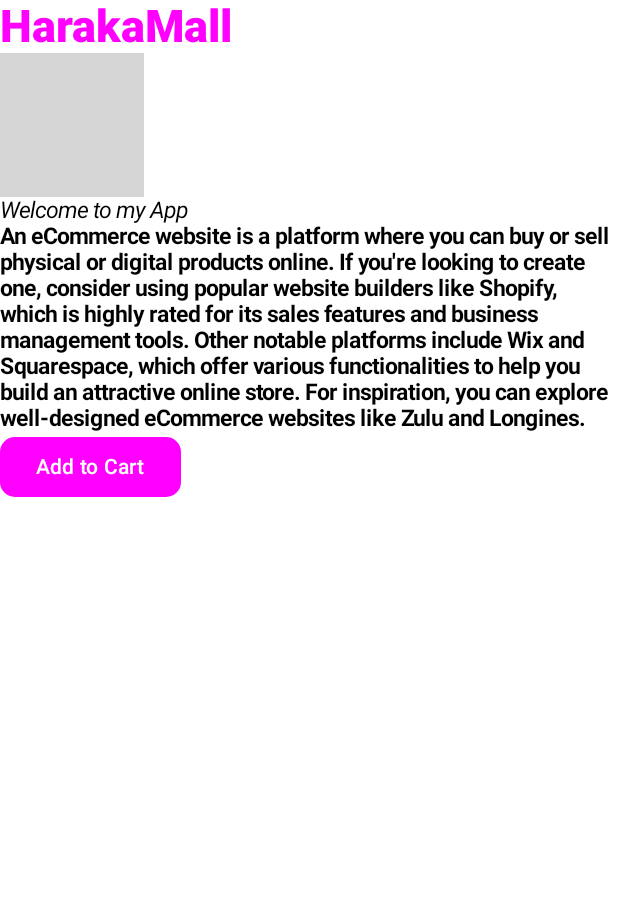
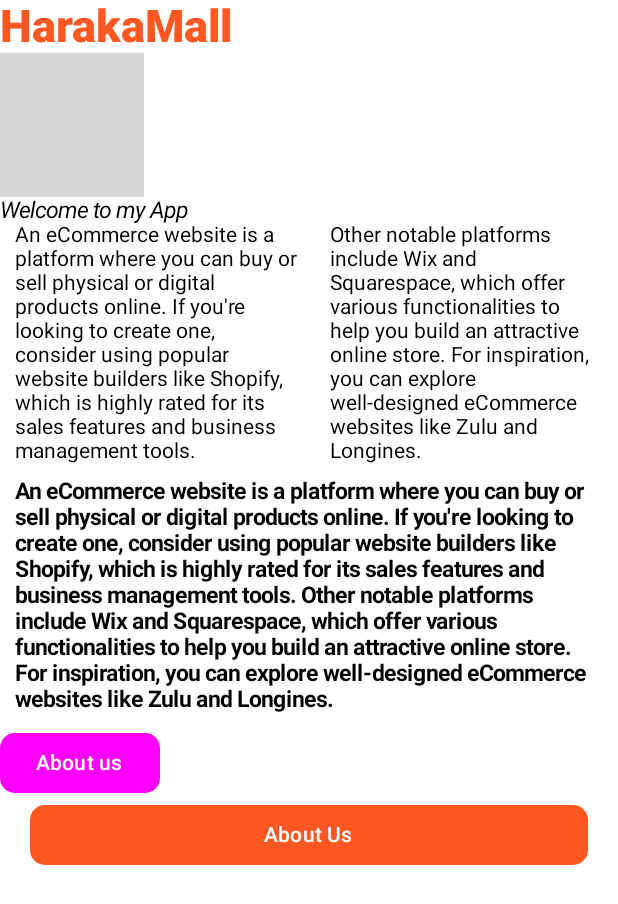
Before and after one commit to frozen2938/Next-of-keen, an Android app built with Jetpack Compose: the @Preview function HomeScreenPreview, on a phone screen of 412 x 824 dp. Shown: the top 904 px of the screen. Run offline under Robolectric (Android 15) with nearby library versions, the phone set to English and light mode, and no system bars; grey boxes are pictures that could not be loaded.

Commit message:
sec commit

```diff
--- a/app/src/main/java/com/geoffrey/harakamall/navigation/AppNavHost.kt
+++ b/app/src/main/java/com/geoffrey/harakamall/navigation/AppNavHost.kt
@@ -8,6 +8,7 @@
 import androidx.navigation.compose.rememberNavController
 import com.geoffrey.harakamall.ui.screens.about.AboutScreen
 import com.geoffrey.harakamall.ui.screens.home.HomeScreen
+import com.geoffrey.harakamall.ui.screens.intent.IntentScreen
 import com.geoffrey.harakamall.ui.screens.item.ItemScreen
 import com.geoffrey.harakamall.ui.screens.start.StartScreen
 
@@ -32,8 +33,8 @@
         composable(ROUT_ITEM) {
             ItemScreen(navController)
         }
-        composable(ROUT_START) {
-            StartScreen(navController)
+        composable(ROUT_INTENT) {
+            IntentScreen(navController)
         }
 
     }
--- a/app/src/main/java/com/geoffrey/harakamall/navigation/Routes.kt
+++ b/app/src/main/java/com/geoffrey/harakamall/navigation/Routes.kt
@@ -4,3 +4,4 @@
 const val ROUT_ABOUT = "about"
 const val ROUT_ITEM = "item"
 const val ROUT_START = "start"
+const val ROUT_INTENT = "intent"
--- a/app/src/main/java/com/geoffrey/harakamall/ui/screens/home/HomeScreen.kt
+++ b/app/src/main/java/com/geoffrey/harakamall/ui/screens/home/HomeScreen.kt
@@ -2,7 +2,12 @@
 
 import androidx.compose.foundation.Image
 import androidx.compose.foundation.layout.Column
+import androidx.compose.foundation.layout.Row
+import androidx.compose.foundation.layout.Spacer
 import androidx.compose.foundation.layout.fillMaxSize
+import androidx.compose.foundation.layout.fillMaxWidth
+import androidx.compose.foundation.layout.padding
+import androidx.compose.foundation.layout.width
 import androidx.compose.foundation.shape.RoundedCornerShape
 import androidx.compose.material3.Button
 import androidx.compose.material3.ButtonColors
@@ -20,6 +25,9 @@
 import androidx.navigation.NavController
 import androidx.navigation.compose.rememberNavController
 import com.geoffrey.harakamall.R
+import com.geoffrey.harakamall.navigation.ROUT_ABOUT
+import com.geoffrey.harakamall.navigation.ROUT_ITEM
+import com.geoffrey.harakamall.ui.theme.neworange
 
 @Composable
 fun HomeScreen(navController: NavController){
@@ -31,7 +39,7 @@
         Text(
             text = "HarakaMall",
             fontSize = 30.sp,
-            color = Color.Magenta,
+            color = neworange,
             fontWeight = FontWeight.ExtraBold
         )
 
@@ -40,6 +48,8 @@
             contentDescription = "home"
         )
 
+        Spacer(modifier = Modifier.width(20.dp))
+
         Text(
             text = "Welcome to my App",
             fontSize = 15.sp,
@@ -47,19 +57,60 @@
 
         )
 
+        Spacer(modifier = Modifier.width(20.dp))
+
+        Row {
+            Column (
+                modifier = Modifier.width(200.dp).padding(start = 10.dp)
+            ){
+                Text(
+                    text = "An eCommerce website is a platform where you can buy or sell physical or digital products online. If you're looking to create one, consider using popular website builders like Shopify, which is highly rated for its sales features and business management tools."
+                )
+            }
+
+            Spacer(modifier = Modifier.width(20.dp))
+
+            Column (
+                modifier = Modifier.width(200.dp).padding(end = 10.dp)
+            ){
+                Text(
+                    text = "Other notable platforms include Wix and Squarespace, which offer various functionalities to help you build an attractive online store. For inspiration, you can explore well-designed eCommerce websites like Zulu and Longines."
+                )
+            }
+        }
+
+        Spacer(modifier = Modifier.width(25.dp))
+
         Text(
+            modifier = Modifier.padding(start = 10.dp, end = 10.dp, top = 10.dp),
             text =
                     "An eCommerce website is a platform where you can buy or sell physical or digital products online. If you're looking to create one, consider using popular website builders like Shopify, which is highly rated for its sales features and business management tools. Other notable platforms include Wix and Squarespace, which offer various functionalities to help you build an attractive online store. For inspiration, you can explore well-designed eCommerce websites like Zulu and Longines.",
             fontSize = 15.sp,
             fontWeight = FontWeight.Bold
         )
         Button(
-            onClick = {},
+            onClick = {
+                navController.navigate(ROUT_ABOUT)
+            },
             colors = ButtonDefaults.buttonColors(Color.Magenta),
-            shape = RoundedCornerShape(10.dp)
+            shape = RoundedCornerShape(10.dp),
+            modifier = Modifier.padding(top = 10.dp)
         ) {
             Text(
-                text = "Add to Cart",
+                text = "About us",
+            )
+        }
+        Button(
+            onClick = {
+                navController.navigate(ROUT_ITEM)
+            },
+            colors = ButtonDefaults.buttonColors(neworange),
+            shape = RoundedCornerShape(10.dp),
+            modifier = Modifier.fillMaxWidth().padding(start = 20.dp, end = 20.dp)
+
+        ) {
+            Text(
+                text = " About Us ",
             )
         }
 
```
Also changed, not shown: app/src/main/java/com/geoffrey/harakamall/ui/screens/intent/IntentScreen.kt (added, +235 -0 lines), app/src/main/java/com/geoffrey/harakamall/ui/screens/item/ItemScreen.kt (+18 -1 lines).
